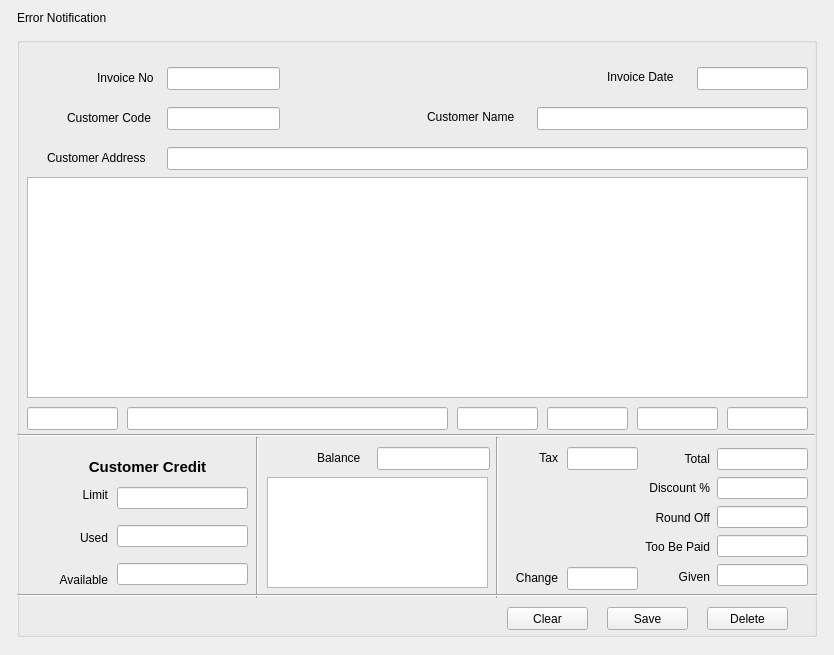
Qt form src/billform.ui (thamizha/angadi) before a commit.
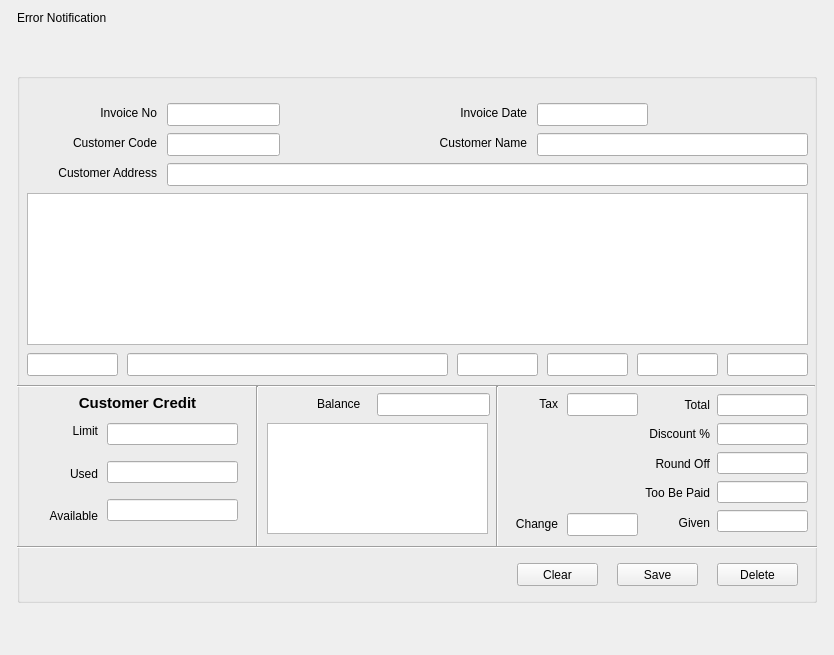
The same form after that commit.

Commit message: Bill form ui design updated

The edit to the form file:
```diff
--- a/src/billform.ui
+++ b/src/billform.ui
@@ -56,7 +56,7 @@
          <property name="minimumSize">
           <size>
            <width>800</width>
-           <height>600</height>
+           <height>530</height>
           </size>
          </property>
          <property name="title">
@@ -65,49 +65,58 @@
          <widget class="QLabel" name="label_2">
           <property name="geometry">
            <rect>
-            <x>80</x>
+            <x>20</x>
             <y>30</y>
-            <width>71</width>
-            <height>21</height>
+            <width>120</width>
+            <height>20</height>
            </rect>
           </property>
           <property name="text">
            <string>Invoice No</string>
           </property>
+          <property name="alignment">
+           <set>Qt::AlignRight|Qt::AlignTrailing|Qt::AlignVCenter</set>
+          </property>
          </widget>
          <widget class="QLabel" name="label_3">
           <property name="geometry">
            <rect>
-            <x>50</x>
-            <y>70</y>
-            <width>101</width>
-            <height>21</height>
+            <x>20</x>
+            <y>60</y>
+            <width>120</width>
+            <height>20</height>
            </rect>
           </property>
           <property name="text">
            <string>Customer Code</string>
           </property>
+          <property name="alignment">
+           <set>Qt::AlignRight|Qt::AlignTrailing|Qt::AlignVCenter</set>
+          </property>
          </widget>
          <widget class="QLabel" name="label_4">
           <property name="geometry">
            <rect>
-            <x>30</x>
-            <y>110</y>
-            <width>121</width>
-            <height>21</height>
+            <x>20</x>
+            <y>90</y>
+            <width>120</width>
+            <height>20</height>
            </rect>
           </property>
           <property name="text">
            <string>Customer Address</string>
           </property>
+          <property name="alignment">
+           <set>Qt::AlignRight|Qt::AlignTrailing|Qt::AlignVCenter</set>
+          </property>
          </widget>
          <widget class="QTableView" name="tableViewProductList">
           <property name="geometry">
            <rect>
             <x>10</x>
-            <y>140</y>
+            <y>120</y>
             <width>781</width>
-            <height>221</height>
+            <height>152</height>
            </rect>
           </property>
          </widget>
@@ -115,7 +124,7 @@
           <property name="geometry">
            <rect>
             <x>10</x>
-            <y>370</y>
+            <y>280</y>
             <width>91</width>
             <height>23</height>
            </rect>
@@ -131,7 +140,7 @@
           <property name="geometry">
            <rect>
             <x>110</x>
-            <y>370</y>
+            <y>280</y>
             <width>321</width>
             <height>23</height>
            </rect>
@@ -141,7 +150,7 @@
           <property name="geometry">
            <rect>
             <x>710</x>
-            <y>370</y>
+            <y>280</y>
             <width>81</width>
             <height>23</height>
            </rect>
@@ -151,7 +160,7 @@
           <property name="geometry">
            <rect>
             <x>620</x>
-            <y>370</y>
+            <y>280</y>
             <width>81</width>
             <height>23</height>
            </rect>
@@ -161,7 +170,7 @@
           <property name="geometry">
            <rect>
             <x>530</x>
-            <y>370</y>
+            <y>280</y>
             <width>81</width>
             <height>23</height>
            </rect>
@@ -171,7 +180,7 @@
           <property name="geometry">
            <rect>
             <x>440</x>
-            <y>370</y>
+            <y>280</y>
             <width>81</width>
             <height>23</height>
            </rect>
@@ -191,7 +200,7 @@
           <property name="geometry">
            <rect>
             <x>150</x>
-            <y>70</y>
+            <y>60</y>
             <width>113</width>
             <height>23</height>
            </rect>
@@ -200,7 +209,7 @@
          <widget class="QLineEdit" name="lineEditInvoiceDate">
           <property name="geometry">
            <rect>
-            <x>680</x>
+            <x>520</x>
             <y>30</y>
             <width>111</width>
             <height>23</height>
@@ -210,34 +219,40 @@
          <widget class="QLabel" name="label_5">
           <property name="geometry">
            <rect>
-            <x>590</x>
+            <x>390</x>
             <y>30</y>
-            <width>91</width>
+            <width>120</width>
             <height>20</height>
            </rect>
           </property>
           <property name="text">
            <string>Invoice Date</string>
           </property>
+          <property name="alignment">
+           <set>Qt::AlignRight|Qt::AlignTrailing|Qt::AlignVCenter</set>
+          </property>
          </widget>
          <widget class="QLabel" name="label_6">
           <property name="geometry">
            <rect>
-            <x>410</x>
-            <y>70</y>
-            <width>111</width>
+            <x>390</x>
+            <y>60</y>
+            <width>120</width>
             <height>20</height>
            </rect>
           </property>
           <property name="text">
            <string>Customer Name</string>
           </property>
+          <property name="alignment">
+           <set>Qt::AlignRight|Qt::AlignTrailing|Qt::AlignVCenter</set>
+          </property>
          </widget>
          <widget class="QLineEdit" name="lineEditCustomerName">
           <property name="geometry">
            <rect>
             <x>520</x>
-            <y>70</y>
+            <y>60</y>
             <width>271</width>
             <height>23</height>
            </rect>
@@ -247,7 +262,7 @@
           <property name="geometry">
            <rect>
             <x>-3</x>
-            <y>390</y>
+            <y>305</y>
             <width>801</width>
             <height>16</height>
            </rect>
@@ -260,7 +275,7 @@
           <property name="geometry">
            <rect>
             <x>230</x>
-            <y>400</y>
+            <y>313</y>
             <width>20</width>
             <height>161</height>
            </rect>
@@ -273,7 +288,7 @@
           <property name="geometry">
            <rect>
             <x>470</x>
-            <y>400</y>
+            <y>313</y>
             <width>20</width>
             <height>161</height>
            </rect>
@@ -285,8 +300,8 @@
          <widget class="QLabel" name="label_7">
           <property name="geometry">
            <rect>
-            <x>30</x>
-            <y>420</y>
+            <x>20</x>
+            <y>320</y>
             <width>201</width>
             <height>20</height>
            </rect>
@@ -306,7 +321,7 @@
           <property name="geometry">
            <rect>
             <x>300</x>
-            <y>410</y>
+            <y>320</y>
             <width>57</width>
             <height>21</height>
            </rect>
@@ -319,7 +334,7 @@
           <property name="geometry">
            <rect>
             <x>250</x>
-            <y>440</y>
+            <y>350</y>
             <width>221</width>
             <height>111</height>
            </rect>
@@ -329,7 +344,7 @@
           <property name="geometry">
            <rect>
             <x>490</x>
-            <y>410</y>
+            <y>320</y>
             <width>51</width>
             <height>21</height>
            </rect>
@@ -345,7 +360,7 @@
           <property name="geometry">
            <rect>
             <x>490</x>
-            <y>530</y>
+            <y>440</y>
             <width>51</width>
             <height>21</height>
            </rect>
@@ -361,7 +376,7 @@
           <property name="geometry">
            <rect>
             <x>550</x>
-            <y>410</y>
+            <y>320</y>
             <width>71</width>
             <height>23</height>
            </rect>
@@ -371,7 +386,7 @@
           <property name="geometry">
            <rect>
             <x>550</x>
-            <y>530</y>
+            <y>440</y>
             <width>71</width>
             <height>23</height>
            </rect>
@@ -381,7 +396,7 @@
           <property name="geometry">
            <rect>
             <x>360</x>
-            <y>410</y>
+            <y>320</y>
             <width>113</width>
             <height>23</height>
            </rect>
@@ -390,8 +405,8 @@
          <widget class="QPushButton" name="pushButton">
           <property name="geometry">
            <rect>
-            <x>490</x>
-            <y>570</y>
+            <x>500</x>
+            <y>490</y>
             <width>81</width>
             <height>23</height>
            </rect>
@@ -403,8 +418,8 @@
          <widget class="QPushButton" name="pushButton_2">
           <property name="geometry">
            <rect>
-            <x>590</x>
-            <y>570</y>
+            <x>600</x>
+            <y>490</y>
             <width>81</width>
             <height>23</height>
            </rect>
@@ -416,8 +431,8 @@
          <widget class="QPushButton" name="pushButton_3">
           <property name="geometry">
            <rect>
-            <x>690</x>
-            <y>570</y>
+            <x>700</x>
+            <y>490</y>
             <width>81</width>
             <height>23</height>
            </rect>
@@ -430,7 +445,7 @@
           <property name="geometry">
            <rect>
             <x>150</x>
-            <y>110</y>
+            <y>90</y>
             <width>641</width>
             <height>23</height>
            </rect>
@@ -440,7 +455,7 @@
           <property name="geometry">
            <rect>
             <x>0</x>
-            <y>550</y>
+            <y>466</y>
             <width>801</width>
             <height>16</height>
            </rect>
@@ -449,11 +464,11 @@
            <enum>Qt::Horizontal</enum>
           </property>
          </widget>
-         <widget class="QWidget" name="">
+         <widget class="QWidget" name="layoutWidget">
           <property name="geometry">
            <rect>
             <x>620</x>
-            <y>410</y>
+            <y>320</y>
             <width>73</width>
             <height>141</height>
            </rect>
@@ -511,11 +526,11 @@
            </item>
           </layout>
          </widget>
-         <widget class="QWidget" name="">
+         <widget class="QWidget" name="layoutWidget">
           <property name="geometry">
            <rect>
             <x>700</x>
-            <y>410</y>
+            <y>320</y>
             <width>91</width>
             <height>141</height>
            </rect>
@@ -538,11 +553,11 @@
            </item>
           </layout>
          </widget>
-         <widget class="QWidget" name="">
+         <widget class="QWidget" name="layoutWidget">
           <property name="geometry">
            <rect>
-            <x>100</x>
-            <y>440</y>
+            <x>90</x>
+            <y>340</y>
             <width>131</width>
             <height>121</height>
            </rect>
@@ -559,11 +574,11 @@
            </item>
           </layout>
          </widget>
-         <widget class="QWidget" name="">
+         <widget class="QWidget" name="layoutWidget">
           <property name="geometry">
            <rect>
-            <x>30</x>
-            <y>440</y>
+            <x>20</x>
+            <y>340</y>
             <width>61</width>
             <height>121</height>
            </rect>
```
Left out of the diff: 6 changed lines with no effect on the pictures. The commit also changes 1 other file.
